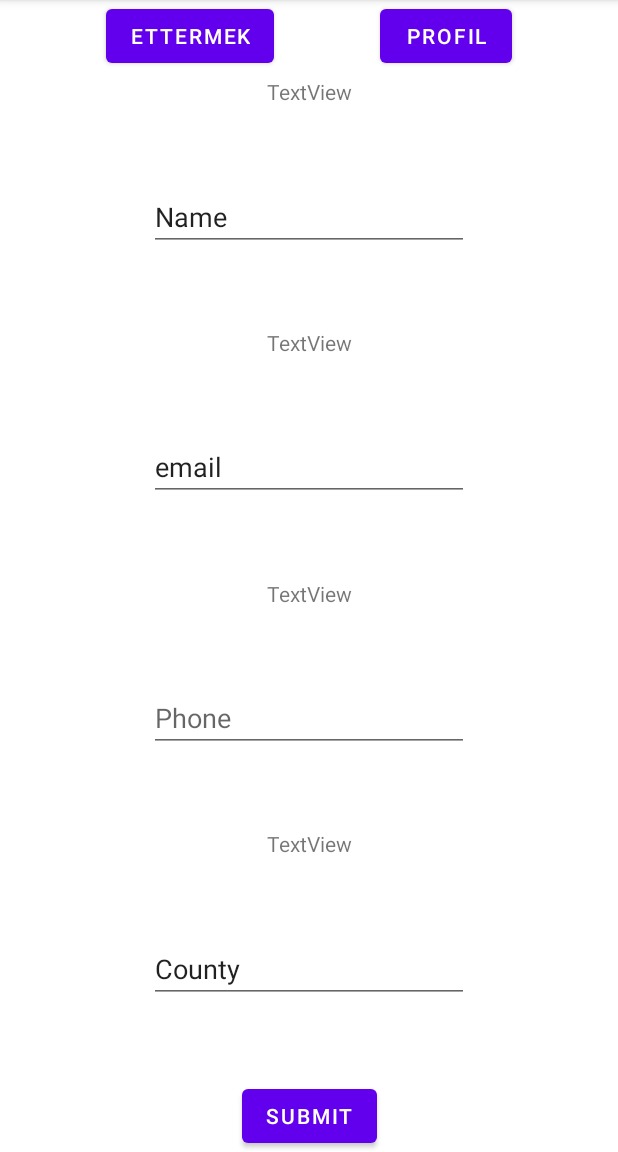
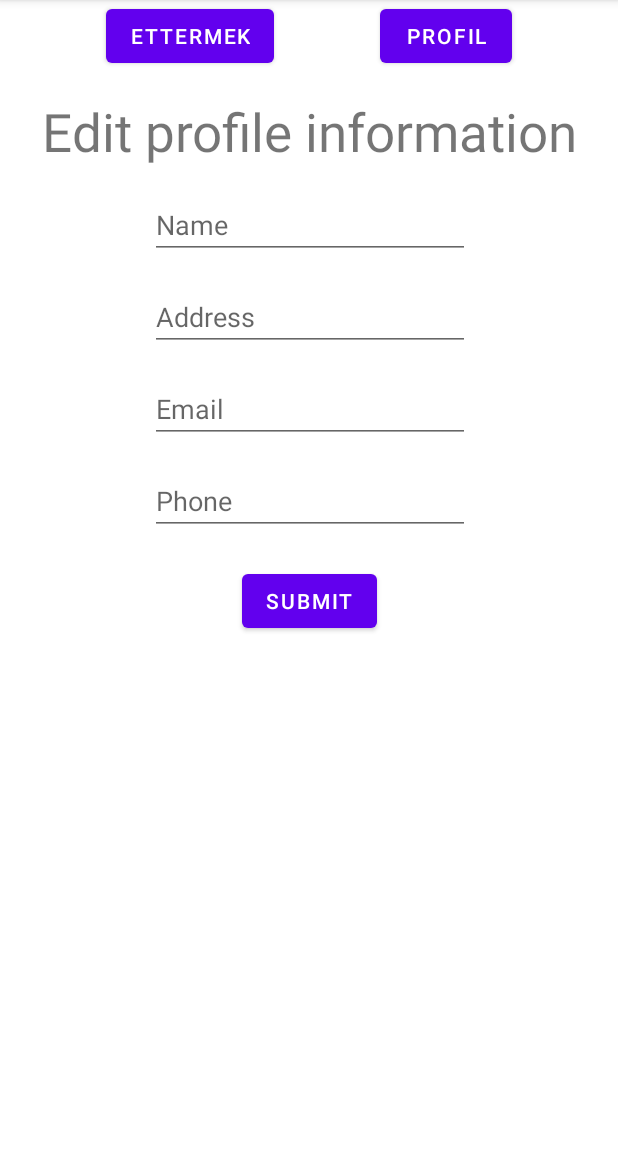
Before and after one commit to KolumbanA/WhereToEat, an Android app: the fragment ProfileEditFragment placed in its activity, on a phone screen of 412 x 824 dp, the part 84-1236 px from its top. Run offline under Robolectric (Android 15) with nearby library versions, the phone set to English and light mode, and no system bars; our stand-ins replace Room's generated code; network calls fail; pictures from the network do not load.

Commit message:
Edit profil layout

```diff
--- a/app/src/main/AndroidManifest.xml
+++ b/app/src/main/AndroidManifest.xml
@@ -13,7 +13,8 @@
         android:roundIcon="@mipmap/ic_launcher_round"
         android:supportsRtl="true"
         android:theme="@style/Theme.WhereToEat">
-        <activity android:name=".MainActivity">
+        <activity android:name=".MainActivity" android:windowSoftInputMode="adjustResize">
+
             <intent-filter>
                 <action android:name="android.intent.action.MAIN" />
 
--- a/app/src/main/java/com/example/wheretoeat/Room/User.kt
+++ b/app/src/main/java/com/example/wheretoeat/Room/User.kt
@@ -1,5 +1,6 @@
 package com.example.wheretoeat.Room
 
+import android.os.Parcelable
 import androidx.room.Entity
 import androidx.room.PrimaryKey
 
--- a/app/src/main/java/com/example/wheretoeat/Room/UserDao.kt
+++ b/app/src/main/java/com/example/wheretoeat/Room/UserDao.kt
@@ -1,10 +1,7 @@
 package com.example.wheretoeat.Room
 
 import androidx.lifecycle.LiveData
-import androidx.room.Dao
-import androidx.room.Insert
-import androidx.room.OnConflictStrategy
-import androidx.room.Query
+import androidx.room.*
 
 
 @Dao
@@ -13,6 +10,12 @@ interface UserDao {
     @Insert(onConflict = OnConflictStrategy.IGNORE)
     suspend fun addUser(user: User)
 
+    @Update
+    suspend fun updateUser(user: User)
+
     @Query("SELECT * FROM user_table")
     fun readUser(): LiveData<User>
+
+
+
 }
--- a/app/src/main/java/com/example/wheretoeat/Room/UserRepository.kt
+++ b/app/src/main/java/com/example/wheretoeat/Room/UserRepository.kt
@@ -10,5 +10,8 @@ class UserRepository(private val userDao: UserDao) {
         userDao.addUser(user)
     }
 
+    suspend fun updateUser(user: User){
+        userDao.updateUser(user)
+    }
 
 }
--- a/app/src/main/java/com/example/wheretoeat/Room/UserViewModel.kt
+++ b/app/src/main/java/com/example/wheretoeat/Room/UserViewModel.kt
@@ -8,6 +8,7 @@ import kotlinx.coroutines.Dispatchers
 import kotlinx.coroutines.Dispatchers.IO
 import kotlinx.coroutines.launch
 import okhttp3.Dispatcher
+
 
 class UserViewModel(application: Application): AndroidViewModel(application) {
     val readData: LiveData<User>
@@ -25,4 +26,10 @@ class UserViewModel(application: Application): AndroidViewModel(application) {
             repository.addUser(user)
         }
     }
+
+    fun updateUser(user: User){
+        viewModelScope.launch(Dispatchers.IO){
+            repository.updateUser(user)
+        }
+    }
 }
--- a/app/src/main/java/com/example/wheretoeat/fragments/ProfileEditFragment.kt
+++ b/app/src/main/java/com/example/wheretoeat/fragments/ProfileEditFragment.kt
@@ -1,21 +1,80 @@
 package com.example.wheretoeat.fragments
 
 import android.os.Bundle
+import android.text.TextUtils
 import androidx.fragment.app.Fragment
 import android.view.LayoutInflater
 import android.view.View
 import android.view.ViewGroup
+import android.widget.Button
+import android.widget.EditText
+import android.widget.Toast
+import androidx.lifecycle.ViewModelProvider
 import com.example.wheretoeat.R
+import com.example.wheretoeat.Room.User
+import com.example.wheretoeat.Room.UserViewModel
+import com.google.android.material.floatingactionbutton.FloatingActionButton
 
 
 class ProfileEditFragment : Fragment() {
+
+    private lateinit var mUserViewModel: UserViewModel
+
 
     override fun onCreateView(
         inflater: LayoutInflater, container: ViewGroup?,
         savedInstanceState: Bundle?
     ): View? {
-        // Inflate the layout for this fragment
-        return inflater.inflate(R.layout.edit_profile, container, false)
+        val view = inflater.inflate(R.layout.edit_profile, container, false)
+
+        mUserViewModel = ViewModelProvider(this).get(UserViewModel::class.java)
+
+        view.findViewById<Button>(R.id.b_edit_profile_submit).setOnClickListener{
+            updateProfile()
+        }
+
+
+        //gomb vissza a profilra
+
+
+
+
+        //---------
+
+        return view
     }
 
+
+    private fun updateProfile(){
+        val name = view?.findViewById<EditText>(R.id.et_name)?.text.toString()
+        val email = view?.findViewById<EditText>(R.id.et_email)?.text.toString()
+        val phone =  view?.findViewById<EditText>(R.id.et_phone)?.text.toString()
+        val address = view?.findViewById<EditText>(R.id.et_address)?.text.toString()
+
+        if(inputCheck(name,email,phone,address))
+        {
+            val updateUser = User(1,name,email,phone,address)
+
+            mUserViewModel.updateUser(updateUser)
+            Toast.makeText(requireContext(), "Update successful", Toast.LENGTH_LONG).show()
+
+            val profileScreenFragment =  ProfileScreenFragment()
+
+
+            getFragmentManager()?.beginTransaction()?.apply {
+                replace(R.id.fl_fragment, profileScreenFragment)
+                addToBackStack(null)
+                commit()
+            }
+
+        }else
+        {
+            Toast.makeText(requireContext(), "Update unsuccessful, please fill out all fields", Toast.LENGTH_LONG).show()
+        }
+
+    }
+
+    private fun inputCheck(name: String, email: String, phone: String, address: String): Boolean{
+        return !(TextUtils.isEmpty(name) or TextUtils.isEmpty(email) or TextUtils.isEmpty(phone) or TextUtils.isEmpty(address))
+    }
 }
--- a/app/src/main/res/layout/edit_profile.xml
+++ b/app/src/main/res/layout/edit_profile.xml
@@ -9,114 +9,77 @@
         android:id="@+id/textView"
         android:layout_width="wrap_content"
         android:layout_height="wrap_content"
-        android:layout_marginBottom="47dp"
-        android:text="TextView"
-        app:layout_constraintBottom_toTopOf="@+id/editTextTextPersonName"
+        android:layout_marginTop="16dp"
+        android:text="Edit profile information"
+        android:textSize="35sp"
         app:layout_constraintEnd_toEndOf="parent"
-        app:layout_constraintHorizontal_bias="0.5"
         app:layout_constraintStart_toStartOf="parent"
         app:layout_constraintTop_toTopOf="parent" />
 
     <EditText
-        android:id="@+id/editTextTextPersonName"
+        android:id="@+id/et_name"
         android:layout_width="wrap_content"
-        android:layout_height="wrap_content"
-        android:layout_marginBottom="48dp"
+        android:layout_height="0dp"
+        android:layout_marginTop="16dp"
+        android:layout_weight="1"
         android:ems="10"
+        android:hint="Name"
         android:inputType="textPersonName"
-        android:text="Name"
-        app:layout_constraintBottom_toTopOf="@+id/textView2"
         app:layout_constraintEnd_toEndOf="parent"
-        app:layout_constraintHorizontal_bias="0.5"
+        app:layout_constraintHorizontal_bias="0.502"
         app:layout_constraintStart_toStartOf="parent"
         app:layout_constraintTop_toBottomOf="@+id/textView" />
 
-    <TextView
-        android:id="@+id/textView2"
+    <EditText
+        android:id="@+id/et_address"
         android:layout_width="wrap_content"
-        android:layout_height="wrap_content"
-        android:layout_marginBottom="47dp"
-        android:text="TextView"
-        app:layout_constraintBottom_toTopOf="@+id/editTextTextPersonName2"
+        android:layout_height="0dp"
+        android:layout_marginTop="16dp"
+        android:layout_weight="1"
+        android:ems="10"
+        android:hint="Address"
+        android:inputType="textPersonName"
         app:layout_constraintEnd_toEndOf="parent"
-        app:layout_constraintHorizontal_bias="0.5"
+        app:layout_constraintHorizontal_bias="0.502"
         app:layout_constraintStart_toStartOf="parent"
-        app:layout_constraintTop_toBottomOf="@+id/editTextTextPersonName" />
+        app:layout_constraintTop_toBottomOf="@+id/et_name" />
 
     <EditText
-        android:id="@+id/editTextTextPersonName2"
+        android:id="@+id/et_phone"
         android:layout_width="wrap_content"
-        android:layout_height="wrap_content"
-        android:layout_marginBottom="48dp"
-        android:ems="10"
-        android:inputType="textPersonName"
-        android:text="email"
-        app:layout_constraintBottom_toTopOf="@+id/textView3"
-        app:layout_constraintEnd_toEndOf="parent"
-        app:layout_constraintHorizontal_bias="0.5"
-        app:layout_constraintStart_toStartOf="parent"
-        app:layout_constraintTop_toBottomOf="@+id/textView2" />
-
-    <TextView
-        android:id="@+id/textView3"
-        android:layout_width="wrap_content"
-        android:layout_height="wrap_content"
-        android:layout_marginBottom="47dp"
-        android:text="TextView"
-        app:layout_constraintBottom_toTopOf="@+id/editTextPhone"
-        app:layout_constraintEnd_toEndOf="parent"
-        app:layout_constraintHorizontal_bias="0.5"
-        app:layout_constraintStart_toStartOf="parent"
-        app:layout_constraintTop_toBottomOf="@+id/editTextTextPersonName2" />
-
-    <EditText
-        android:id="@+id/editTextPhone"
-        android:layout_width="wrap_content"
-        android:layout_height="wrap_content"
-        android:layout_marginBottom="48dp"
+        android:layout_height="0dp"
+        android:layout_marginTop="16dp"
+        android:layout_weight="1"
         android:ems="10"
         android:hint="Phone"
         android:inputType="phone"
-        app:layout_constraintBottom_toTopOf="@+id/textView4"
         app:layout_constraintEnd_toEndOf="parent"
-        app:layout_constraintHorizontal_bias="0.5"
+        app:layout_constraintHorizontal_bias="0.502"
         app:layout_constraintStart_toStartOf="parent"
-        app:layout_constraintTop_toBottomOf="@+id/textView3" />
-
-    <TextView
-        android:id="@+id/textView4"
-        android:layout_width="wrap_content"
-        android:layout_height="wrap_content"
-        android:layout_marginBottom="47dp"
-        android:text="TextView"
-        app:layout_constraintBottom_toTopOf="@+id/editTextTextPersonName3"
-        app:layout_constraintEnd_toEndOf="parent"
-        app:layout_constraintHorizontal_bias="0.5"
-        app:layout_constraintStart_toStartOf="parent"
-        app:layout_constraintTop_toBottomOf="@+id/editTextPhone" />
+        app:layout_constraintTop_toBottomOf="@+id/et_email" />
 
     <EditText
-        android:id="@+id/editTextTextPersonName3"
+        android:id="@+id/et_email"
         android:layout_width="wrap_content"
-        android:layout_height="wrap_content"
-        android:layout_marginBottom="48dp"
+        android:layout_height="0dp"
+        android:layout_marginTop="16dp"
+        android:layout_weight="1"
         android:ems="10"
+        android:hint="Email"
         android:inputType="textPersonName"
-        android:text="County"
-        app:layout_constraintBottom_toTopOf="@+id/b_edit_profile_submit"
         app:layout_constraintEnd_toEndOf="parent"
-        app:layout_constraintHorizontal_bias="0.5"
+        app:layout_constraintHorizontal_bias="0.502"
         app:layout_constraintStart_toStartOf="parent"
-        app:layout_constraintTop_toBottomOf="@+id/textView4" />
+        app:layout_constraintTop_toBottomOf="@+id/et_address" />
 
     <Button
         android:id="@+id/b_edit_profile_submit"
         android:layout_width="wrap_content"
         android:layout_height="wrap_content"
+        android:layout_marginTop="20dp"
         android:text="Submit"
-        app:layout_constraintBottom_toBottomOf="parent"
         app:layout_constraintEnd_toEndOf="parent"
-        app:layout_constraintHorizontal_bias="0.5"
-        app:layout_constraintStart_toStartOf="parent" />
+        app:layout_constraintStart_toStartOf="parent"
+        app:layout_constraintTop_toBottomOf="@+id/et_phone" />
 
 </androidx.constraintlayout.widget.ConstraintLayout>
```
